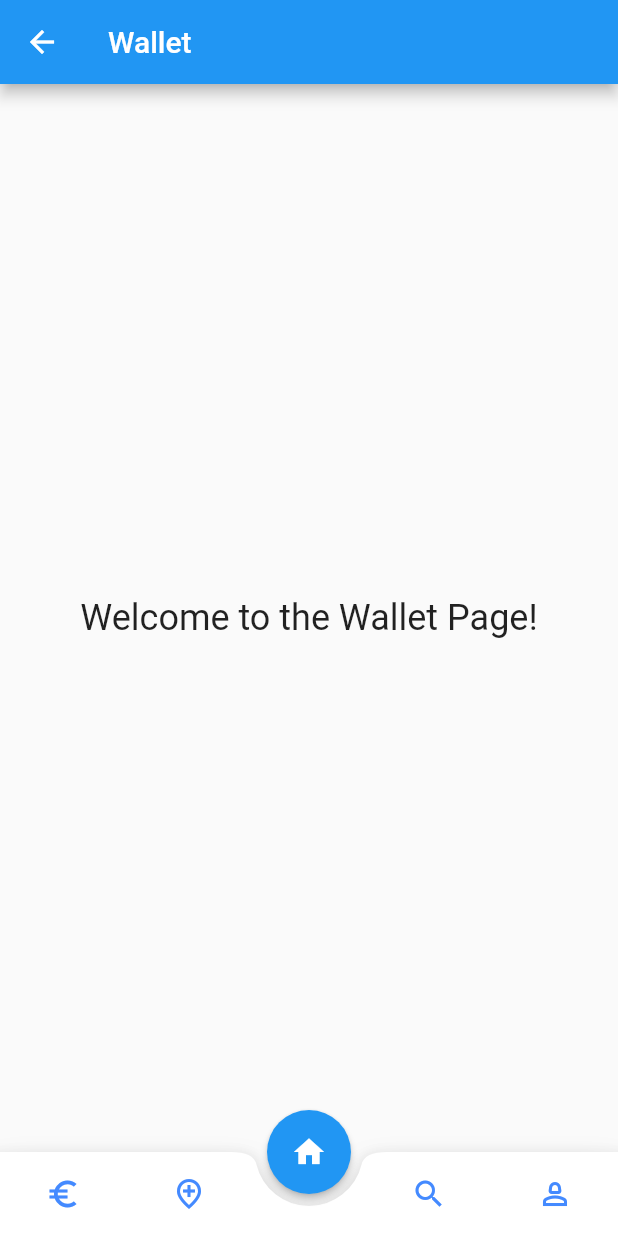
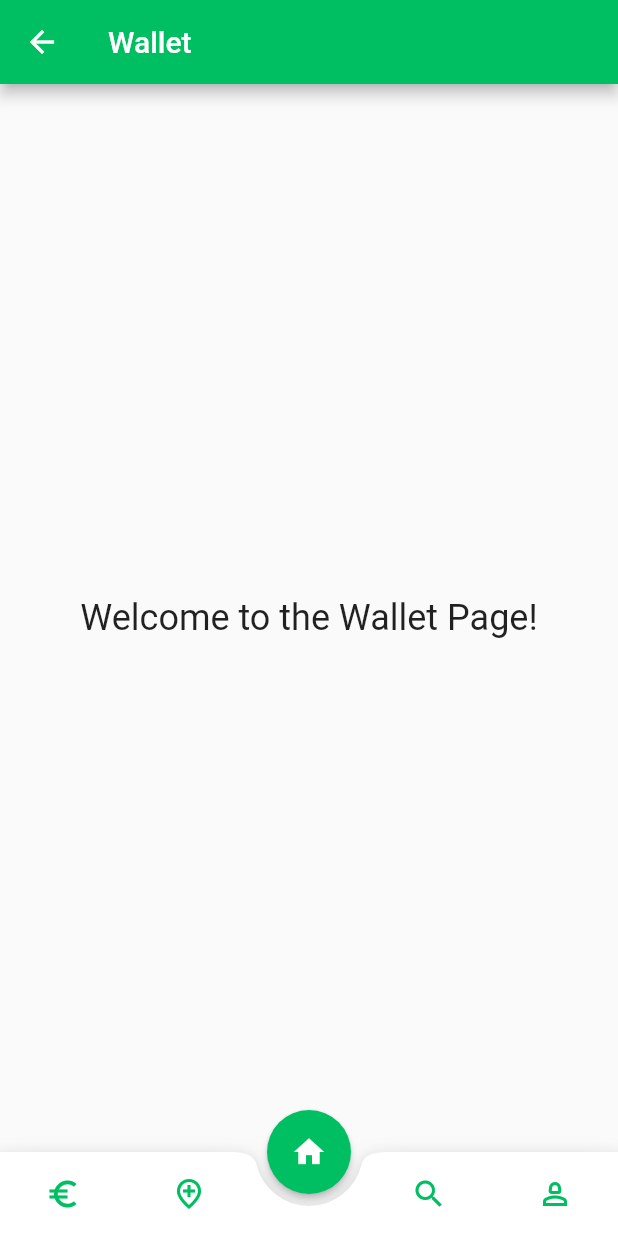
Before and after one commit to tumaytopcu/F30-FlutterProject, a Flutter app: the screen it shows after launch, after a tap on "Skip", after a tap on "Done", on a phone screen of 412 x 824 dp. Run offline on Flutter 3.47's test engine with Material 2 defaults, Android fonts, the phone set to English and light mode, and no system bars; our stand-ins replace cloud_firestore, firebase_auth, firebase_core, firebase_storage, google_fonts, image_picker and 4 more; accounts and stored records are empty; network calls fail.

Commit message:
renkler düzeltildi

```diff
--- a/lib/pages/anaekran_içeriği/addButonu.dart
+++ b/lib/pages/anaekran_içeriği/addButonu.dart
@@ -47,7 +47,7 @@ class _AddButonuState extends State<AddButonu> {
       home: Scaffold(
         appBar: AppBar(
           title: const Text('Your Store'),
-          backgroundColor: Colors.green,
+          backgroundColor: Color.fromRGBO(0, 191, 98, 1),
         ),
         body: SafeArea(
           child: Container(
@@ -180,7 +180,7 @@ class _AddButonuState extends State<AddButonu> {
                               ),
                             ),
                             style: ElevatedButton.styleFrom(
-                              backgroundColor: Colors.green,
+                              backgroundColor: Color.fromRGBO(0, 191, 98, 1),
                             ),
                           ),
                           ElevatedButton(
@@ -195,7 +195,7 @@ class _AddButonuState extends State<AddButonu> {
                               ),
                             ),
                             style: ElevatedButton.styleFrom(
-                              backgroundColor: Colors.red[600],
+                              backgroundColor: Color.fromRGBO(216, 46, 46, 1),
                             ),
                           ),
                         ],
--- a/lib/pages/home_page.dart
+++ b/lib/pages/home_page.dart
@@ -35,7 +35,7 @@ class _HomePageState extends State<HomePage> {
   Widget build(BuildContext context) {
     return Scaffold(
       appBar: AppBar(
-        title: Text(_titles[_currentIndex]),
+        title: Text(_titles[_currentIndex]),backgroundColor: Color.fromRGBO(0, 191, 98, 1),
       ),
       body: _pages[_currentIndex],
       bottomNavigationBar: BottomAppBar(
@@ -48,7 +48,7 @@ class _HomePageState extends State<HomePage> {
             children: [
               IconButton(
                 icon: Icon(Icons.euro_symbol_outlined),
-                color: Colors.blueAccent,
+                color: Color.fromRGBO(0, 191, 98, 1),
                 onPressed: () {
                   setState(() {
                     _currentIndex = 0;
@@ -57,7 +57,7 @@ class _HomePageState extends State<HomePage> {
               ),
               IconButton(
                 icon: Icon(Icons.add_location_outlined),
-                color: Colors.blueAccent,
+                color: Color.fromRGBO(0, 191, 98, 1),
                 onPressed: () {
                   setState(() {
                     _currentIndex = 1;
@@ -67,7 +67,7 @@ class _HomePageState extends State<HomePage> {
               SizedBox(width: 40.0), // Boş bir widget
               IconButton(
                 icon: Icon(Icons.search),
-                color: Colors.blueAccent,
+                color: Color.fromRGBO(0, 191, 98, 1),
                 onPressed: () {
                   setState(() {
                     _currentIndex = 2;
@@ -76,7 +76,7 @@ class _HomePageState extends State<HomePage> {
               ),
               IconButton(
                 icon: Icon(Icons.person_2_outlined),
-                color: Colors.blueAccent,
+                color: Color.fromRGBO(0, 191, 98, 1),
                 onPressed: () {
                   setState(() {
                     _currentIndex = 3;
@@ -94,7 +94,7 @@ class _HomePageState extends State<HomePage> {
           });
         },
         child: Icon(Icons.home),
-        backgroundColor: Colors.blue,
+        backgroundColor: Color.fromRGBO(0, 191, 98, 1),
         foregroundColor: Colors.white,
         elevation: 2.0,
       ),
--- a/lib/pages/profile_page.dart
+++ b/lib/pages/profile_page.dart
@@ -85,7 +85,7 @@ class _ProfilePageState extends State<ProfilePage> {
                       left: 80,
                       child: IconButton(
                         onPressed: selectImage,
-                        icon: const Icon(Icons.add_a_photo),
+                        icon: const Icon(Icons.add_a_photo,color: Color.fromRGBO(216, 46, 46, 1),),
                       ),
                     )
                   ],
@@ -102,6 +102,9 @@ class _ProfilePageState extends State<ProfilePage> {
                 ElevatedButton(
                   onPressed: saveProfile,
                   child: const Text('Save Profile'),
+                  style: ElevatedButton.styleFrom(
+                    backgroundColor: Color.fromRGBO(0, 191, 98, 1),
+                  ),
                 ),
 
                 SizedBox(
--- a/lib/pages/search_page.dart
+++ b/lib/pages/search_page.dart
@@ -79,7 +79,8 @@ class _SearchPageState extends State<SearchPage> {
                   });
                 },
                 decoration: InputDecoration(
-                  icon: Icon(Icons.search),
+                  icon:
+                      Icon(Icons.search, color: Color.fromRGBO(216, 46, 46, 1)),
                   labelText: 'Ürün Adı',
                   hintText: 'Aranacak ürünü girin',
                   labelStyle: TextStyle(
```
Also changed, not shown: lib/pages/anaekran_içeriği/anaekran_listview.dart (+16 -13 lines).
